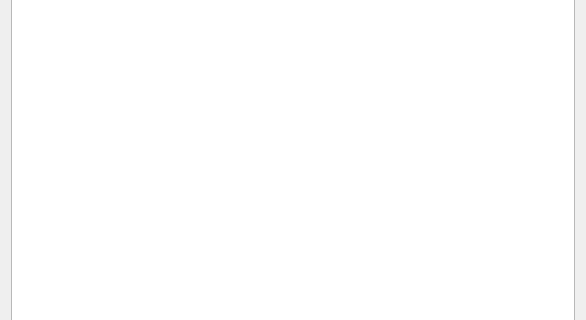
This is repeatedplay.ui in tjflexmaster/RepeatedPlay as Qt 5 draws it before an edit; both pictures show x 0 to 586 and y 252 to 572 of the 586 by 801 pixel window. The edited form follows.
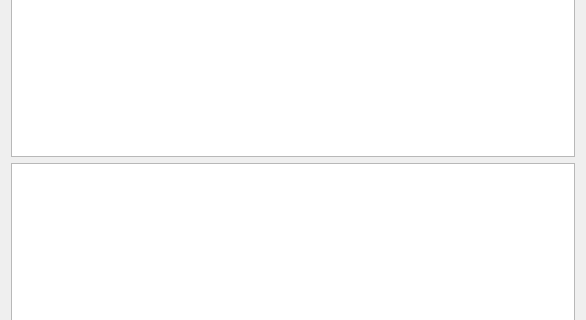
This is the edited form.

```diff
--- a/repeatedplay.ui
+++ b/repeatedplay.ui
@@ -36,6 +36,9 @@
     <item>
      <widget class="QListWidget" name="results_list"/>
     </item>
+    <item>
+     <widget class="QPlainTextEdit" name="text_edit"/>
+    </item>
    </layout>
   </widget>
   <widget class="QMenuBar" name="menuBar">
```
